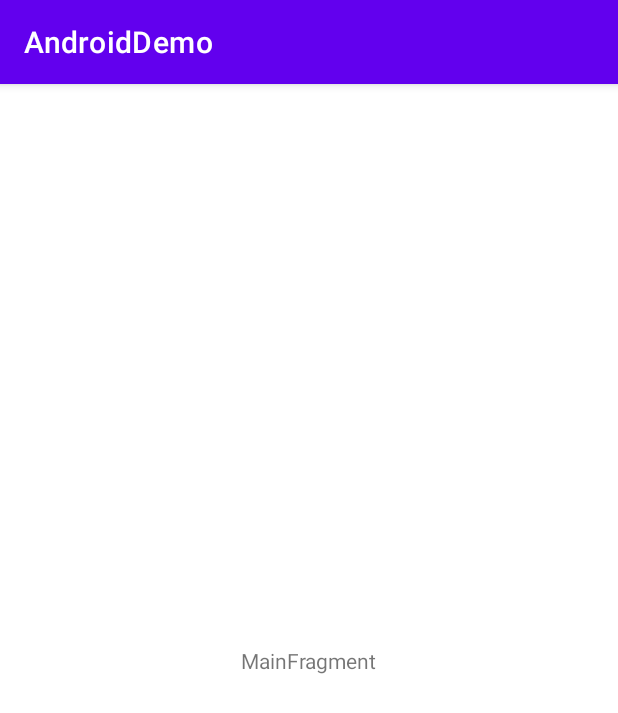
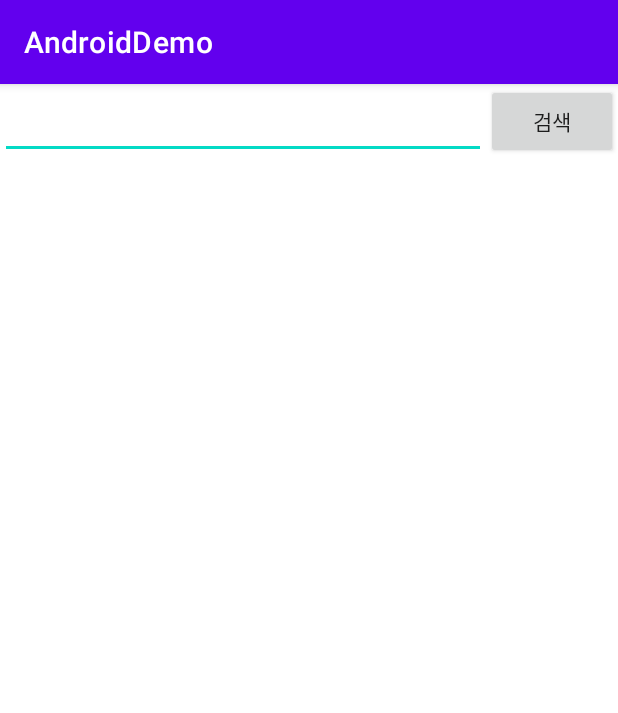
Before and after one commit to SunChulBaek-2/AndroidDemo, an Android app: the screen it shows after launch (MainActivity), on a phone screen of 412 x 824 dp. Shown: the top 713 px of the screen. Run offline under Robolectric (Android 15) with nearby library versions, the phone set to English and light mode, and no system bars; our stand-ins replace Dagger/Hilt's generated code, Timber; pictures from the network do not load.

```diff
--- a/app/src/main/AndroidManifest.xml
+++ b/app/src/main/AndroidManifest.xml
@@ -2,6 +2,8 @@
 <manifest xmlns:android="http://schemas.android.com/apk/res/android"
     xmlns:tools="http://schemas.android.com/tools"
     package="kr.pe.ssun.androiddemo">
+
+    <uses-permission android:name="android.permission.INTERNET" />
 
     <application
         android:name=".MainApplication"
--- /dev/null
+++ b/app/src/main/java/kr/pe/ssun/androiddemo/data/ApiService.kt
@@ -0,0 +1,16 @@
+package kr.pe.ssun.androiddemo.data
+
+import kr.pe.ssun.androiddemo.data.model.Shop
+import retrofit2.http.GET
+import retrofit2.http.Query
+
+interface ApiService {
+
+    @GET("v1/search/shop.json")
+    suspend fun getShop(
+        @Query("query") query: String,
+        @Query("display") display: Int,
+        @Query("start") start: Int,
+        @Query("sort") sort: String
+    ): Shop
+}
--- /dev/null
+++ b/app/src/main/java/kr/pe/ssun/androiddemo/data/ShopRepository.kt
@@ -0,0 +1,13 @@
+package kr.pe.ssun.androiddemo.data
+
+import kr.pe.ssun.androiddemo.data.model.Shop
+import javax.inject.Singleton
+
+@Singleton
+class ShopRepository(
+    private val apiService: ApiService
+) {
+
+    suspend fun getShop(query: String, display: Int, start: Int, sort: String): Shop =
+        apiService.getShop(query, display, start, sort)
+}
--- /dev/null
+++ b/app/src/main/java/kr/pe/ssun/androiddemo/data/domain/usecase/GetShopUseCase.kt
@@ -0,0 +1,28 @@
+package kr.pe.ssun.androiddemo.data.domain.usecase
+
+import kotlinx.coroutines.CoroutineDispatcher
+import kotlinx.coroutines.flow.Flow
+import kotlinx.coroutines.flow.flow
+import kr.pe.ssun.androiddemo.data.ShopRepository
+import kr.pe.ssun.androiddemo.data.domain.FlowUseCase
+import kr.pe.ssun.androiddemo.data.model.ShopItem
+import kr.pe.ssun.androiddemo.di.IoDispatcher
+import javax.inject.Inject
+
+data class GetShopParam(
+    val query: String
+)
+
+class GetShopUseCase @Inject constructor(
+    @IoDispatcher dispatcher: CoroutineDispatcher,
+    private val repository: ShopRepository
+) : FlowUseCase<GetShopParam, List<ShopItem>>(dispatcher) {
+
+    override fun execute(parameters: GetShopParam): Flow<Result<List<ShopItem>>> = flow {
+        try {
+            emit(Result.success(repository.getShop(parameters.query, 100, 1, "sim").items))
+        } catch (e: Exception) {
+            emit(Result.failure(Throwable(e)))
+        }
+    }
+}
--- /dev/null
+++ b/app/src/main/java/kr/pe/ssun/androiddemo/di/AppModule.kt
@@ -0,0 +1,92 @@
+package kr.pe.ssun.androiddemo.di
+
+import com.google.gson.GsonBuilder
+import dagger.Module
+import dagger.Provides
+import dagger.hilt.InstallIn
+import dagger.hilt.components.SingletonComponent
+import kotlinx.coroutines.CoroutineDispatcher
+import kotlinx.coroutines.Dispatchers
+import kr.pe.ssun.androiddemo.BuildConfig
+import kr.pe.ssun.androiddemo.data.ApiService
+import kr.pe.ssun.androiddemo.data.ShopRepository
+import okhttp3.Interceptor
+import okhttp3.OkHttpClient
+import okhttp3.Request
+import okhttp3.logging.HttpLoggingInterceptor
+import retrofit2.Retrofit
+import retrofit2.converter.gson.GsonConverterFactory
+import java.util.*
+import javax.inject.Singleton
+
+@Module
+@InstallIn(SingletonComponent::class)
+object AppModule {
+
+    @IoDispatcher
+    @Provides
+    fun provideIoDispatcher(): CoroutineDispatcher = Dispatchers.IO
+
+    @DefaultDispatcher
+    @Provides
+    fun providesDefaultDispatcher(): CoroutineDispatcher = Dispatchers.Default
+
+    @MainDispatcher
+    @Provides
+    fun providesMainDispatcher(): CoroutineDispatcher = Dispatchers.Main
+
+    @Singleton
+    @Provides
+    fun providesHttpLoggingInterceptor() = HttpLoggingInterceptor()
+        .apply {
+            level = HttpLoggingInterceptor.Level.BODY
+        }
+
+    @Singleton
+    @Provides
+    fun provideHeaderInterceptor() =
+        Interceptor { chain: Interceptor.Chain ->
+            val builder: Request.Builder = chain.request().newBuilder()
+            builder.header("X-Naver-Client-Id", BuildConfig.clientId)
+            builder.header("X-Naver-Client-Secret", BuildConfig.clientSecret)
+
+            chain.proceed(
+                builder.build()
+            )
+        }
+
+    @Singleton
+    @Provides
+    fun provideOkHttpClient(
+        httpLoggingInterceptor: HttpLoggingInterceptor,
+        headerInterceptor: Interceptor
+    ): OkHttpClient {
+        return OkHttpClient
+            .Builder()
+            .addInterceptor(httpLoggingInterceptor)
+            .addNetworkInterceptor(headerInterceptor)
+            .build()
+    }
+
+    @Singleton
+    @Provides
+    fun provideRetrofit(okHttpClient: OkHttpClient): Retrofit {
+        return Retrofit.Builder()
+            .baseUrl(BuildConfig.baseUrl)
+            .addConverterFactory(GsonConverterFactory.create())
+            .client(okHttpClient)
+            .build()
+    }
+
+    @Singleton
+    @Provides
+    fun provideApiService(retrofit: Retrofit): ApiService {
+        return retrofit.create(ApiService::class.java)
+    }
+
+    @Singleton
+    @Provides
+    fun providesShopRepository(
+        apiService: ApiService
+    ): ShopRepository = ShopRepository(apiService)
+}
--- a/app/src/main/java/kr/pe/ssun/androiddemo/ui/main/MainFragment.kt
+++ b/app/src/main/java/kr/pe/ssun/androiddemo/ui/main/MainFragment.kt
@@ -1,32 +1,53 @@
 package kr.pe.ssun.androiddemo.ui.main
 
-import androidx.lifecycle.ViewModelProvider
 import android.os.Bundle
 import androidx.fragment.app.Fragment
 import android.view.LayoutInflater
 import android.view.View
 import android.view.ViewGroup
-import kr.pe.ssun.androiddemo.R
+import androidx.fragment.app.viewModels
+import androidx.lifecycle.lifecycleScope
+import androidx.recyclerview.widget.LinearLayoutManager
+import androidx.recyclerview.widget.RecyclerView
+import dagger.hilt.android.AndroidEntryPoint
+import kotlinx.coroutines.launch
+import kr.pe.ssun.androiddemo.databinding.FragmentMainBinding
 
+@AndroidEntryPoint
 class MainFragment : Fragment() {
 
     companion object {
         fun newInstance() = MainFragment()
     }
 
-    private lateinit var viewModel: MainViewModel
+    private lateinit var binding: FragmentMainBinding
+    private val viewModel by viewModels<MainViewModel>()
 
     override fun onCreateView(
-        inflater: LayoutInflater, container: ViewGroup?,
-        savedInstanceState: Bundle?
+        inflater: LayoutInflater, container: ViewGroup?, savedInstanceState: Bundle?
     ): View {
-        return inflater.inflate(R.layout.fragment_main, container, false)
+        binding = FragmentMainBinding.inflate(inflater, container, false).apply {
+            btn.setOnClickListener {
+                viewModel.getShop(et.text.toString())
+                et.text = null
+            }
+            rv.adapter = ShopAdapter()
+            rv.layoutManager = LinearLayoutManager(requireContext(), RecyclerView.VERTICAL, false)
+        }
+        setObservers()
+        return binding.root
     }
 
-    override fun onActivityCreated(savedInstanceState: Bundle?) {
-        super.onActivityCreated(savedInstanceState)
-        viewModel = ViewModelProvider(this).get(MainViewModel::class.java)
-        // TODO: Use the ViewModel
+    private fun setObservers() {
+        lifecycleScope.launch {
+            viewModel.items.collect { items ->
+                (binding.rv.adapter as ShopAdapter).submitList(items)
+            }
+        }
+        lifecycleScope.launch {
+            viewModel.isLoading.collect {
+                binding.progress.visibility = if (it) View.VISIBLE else View.GONE
+            }
+        }
     }
-
 }
--- a/app/src/main/java/kr/pe/ssun/androiddemo/ui/main/MainViewModel.kt
+++ b/app/src/main/java/kr/pe/ssun/androiddemo/ui/main/MainViewModel.kt
@@ -1,7 +1,38 @@
 package kr.pe.ssun.androiddemo.ui.main
 
 import androidx.lifecycle.ViewModel
+import dagger.hilt.android.lifecycle.HiltViewModel
+import kotlinx.coroutines.flow.MutableStateFlow
+import kotlinx.coroutines.flow.StateFlow
+import kr.pe.ssun.androiddemo.data.domain.usecase.GetShopParam
+import kr.pe.ssun.androiddemo.data.domain.usecase.GetShopUseCase
+import kr.pe.ssun.androiddemo.data.model.ShopItem
+import kr.pe.ssun.androiddemo.util.onMain
+import javax.inject.Inject
 
-class MainViewModel : ViewModel() {
-    // TODO: Implement the ViewModel
+@HiltViewModel
+class MainViewModel @Inject constructor(
+    val getShopUseCase: GetShopUseCase
+) : ViewModel() {
+
+    private val _isLoading = MutableStateFlow(false)
+    val isLoading: StateFlow<Boolean> = _isLoading
+
+    private val _items = MutableStateFlow<List<ShopItem>>(listOf())
+    val items: StateFlow<List<ShopItem>> = _items
+
+    fun getShop(query: String) = onMain {
+        _isLoading.emit(true)
+        getShopUseCase(GetShopParam(query)).collect { result ->
+            _isLoading.emit(false)
+            when {
+                result.isSuccess -> {
+                    _items.emit(result.getOrDefault(listOf()))
+                }
+                result.isFailure -> {
+
+                }
+            }
+        }
+    }
 }
--- a/app/src/main/res/layout/fragment_main.xml
+++ b/app/src/main/res/layout/fragment_main.xml
@@ -1,20 +1,44 @@
 <?xml version="1.0" encoding="utf-8"?>
-<androidx.constraintlayout.widget.ConstraintLayout xmlns:android="http://schemas.android.com/apk/res/android"
-    xmlns:app="http://schemas.android.com/apk/res-auto"
+<LinearLayout xmlns:android="http://schemas.android.com/apk/res/android"
     xmlns:tools="http://schemas.android.com/tools"
     android:id="@+id/main"
     android:layout_width="match_parent"
     android:layout_height="match_parent"
+    android:orientation="vertical"
     tools:context=".ui.main.MainFragment">
 
-    <TextView
-        android:id="@+id/message"
-        android:layout_width="wrap_content"
-        android:layout_height="wrap_content"
-        android:text="MainFragment"
-        app:layout_constraintBottom_toBottomOf="parent"
-        app:layout_constraintEnd_toEndOf="parent"
-        app:layout_constraintStart_toStartOf="parent"
-        app:layout_constraintTop_toTopOf="parent" />
+    <LinearLayout
+        android:layout_width="match_parent"
+        android:layout_height="50dp">
 
-</androidx.constraintlayout.widget.ConstraintLayout>
+        <androidx.appcompat.widget.AppCompatEditText
+            android:id="@+id/et"
+            android:layout_width="0dp"
+            android:layout_height="match_parent"
+            android:layout_weight="1" />
+
+        <androidx.appcompat.widget.AppCompatButton
+            android:id="@+id/btn"
+            android:layout_width="wrap_content"
+            android:layout_height="match_parent"
+            android:text="검색" />
+    </LinearLayout>
+
+    <FrameLayout
+        android:layout_width="match_parent"
+        android:layout_height="0dp"
+        android:layout_weight="1">
+
+        <androidx.recyclerview.widget.RecyclerView
+            android:id="@+id/rv"
+            android:layout_width="match_parent"
+            android:layout_height="match_parent" />
+
+        <ProgressBar
+            android:id="@+id/progress"
+            android:layout_width="wrap_content"
+            android:layout_height="wrap_content"
+            android:layout_gravity="center"
+            android:visibility="gone" />
+    </FrameLayout>
+</LinearLayout>
--- a/build.gradle.kts
+++ b/build.gradle.kts
@@ -14,8 +14,6 @@ plugins {
     id("org.jetbrains.kotlin.jvm") version Versions.KOTLIN apply false
 }
 
-
-
 fun isNonStable(version: String): Boolean {
     val stableKeyword = listOf("RELEASE", "FINAL", "GA").any { version.toUpperCase().contains(it) }
     val regex = "^[0-9,.v-]+(-r)?$".toRegex()
--- a/buildSrc/src/main/java/Libs.kt
+++ b/buildSrc/src/main/java/Libs.kt
@@ -1,14 +1,19 @@
 object Libs {
     const val APPCOMPAT = "androidx.appcompat:appcompat"
+    const val COIL = "io.coil-kt:coil"
     const val CORE_KTX = "androidx.core:core-ktx"
     const val CONSTRAINT_LAYOUT = "androidx.constraintlayout:constraintlayout"
     const val ESPRESSO_CORE = "androidx.test.espresso:espresso-core"
     const val EXT_JUNIT = "androidx.test.ext:junit"
+    const val FRAGMENT_KTX = "androidx.fragment:fragment-ktx"
     const val HILT_ANDROID = "com.google.dagger:hilt-android"
     const val HILT_COMPILER = "com.google.dagger:hilt-android-compiler"
     const val JUNIT = "junit:junit"
     const val LIFECYCLE_LIVEDATA_KTX = "androidx.lifecycle:lifecycle-livedata-ktx"
     const val LIFECYCLE_VIEWMODEL_KTX = "androidx.lifecycle:lifecycle-viewmodel-ktx"
     const val MATERIAL = "com.google.android.material:material"
+    const val OKHTTP_LOGGING_INTERCEPTOR = "com.squareup.okhttp3:logging-interceptor"
+    const val RETROFIT = "com.squareup.retrofit2:retrofit"
+    const val RETROFIT_GSON_CONVERTER = "com.squareup.retrofit2:converter-gson"
     const val TIMBER = "com.jakewharton.timber:timber"
 }
```
Also changed, not shown: app/build.gradle.kts (+23 -0 lines), app/src/main/java/kr/pe/ssun/androiddemo/data/domain/FlowUseCase.kt (added, +15 -0 lines), app/src/main/java/kr/pe/ssun/androiddemo/data/model/Shop.kt (added, +17 -0 lines), app/src/main/java/kr/pe/ssun/androiddemo/di/CoroutinesQualifiers.kt (added, +23 -0 lines), app/src/main/java/kr/pe/ssun/androiddemo/ui/main/ShopAdapter.kt (added, +48 -0 lines), app/src/main/java/kr/pe/ssun/androiddemo/util/CoroutineExtension.kt (added, +41 -0 lines), app/src/main/res/layout/item_shop.xml (added, +36 -0 lines), buildSrc/src/main/java/Versions.kt (+7 -0 lines), depconstraints/build.gradle.kts (+9 -0 lines), 1 other file.
